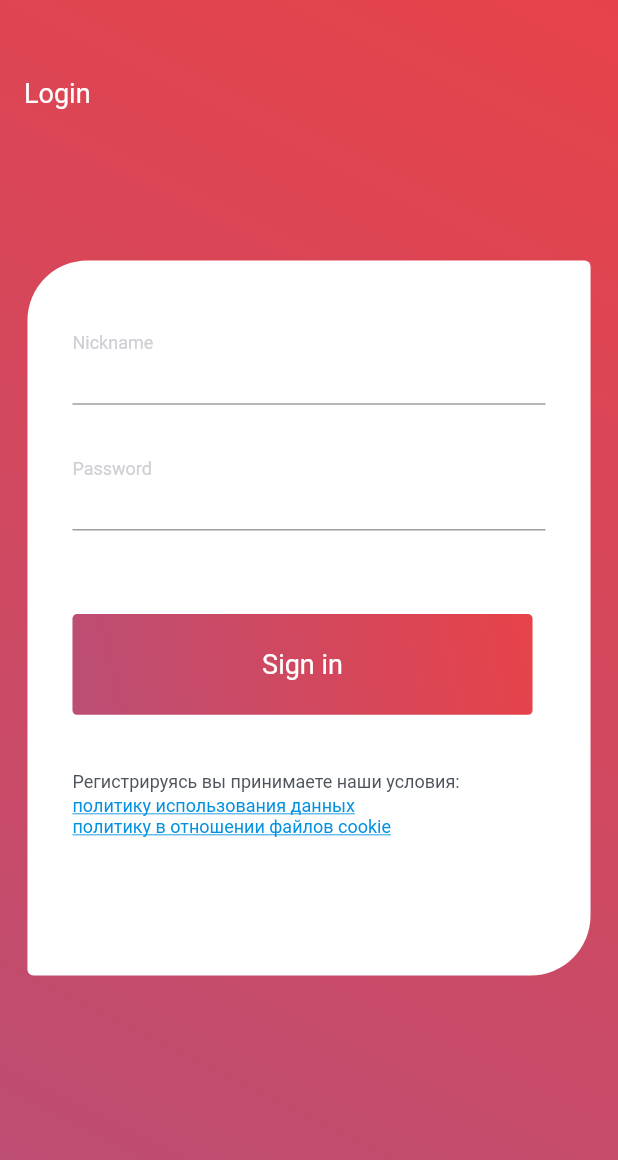
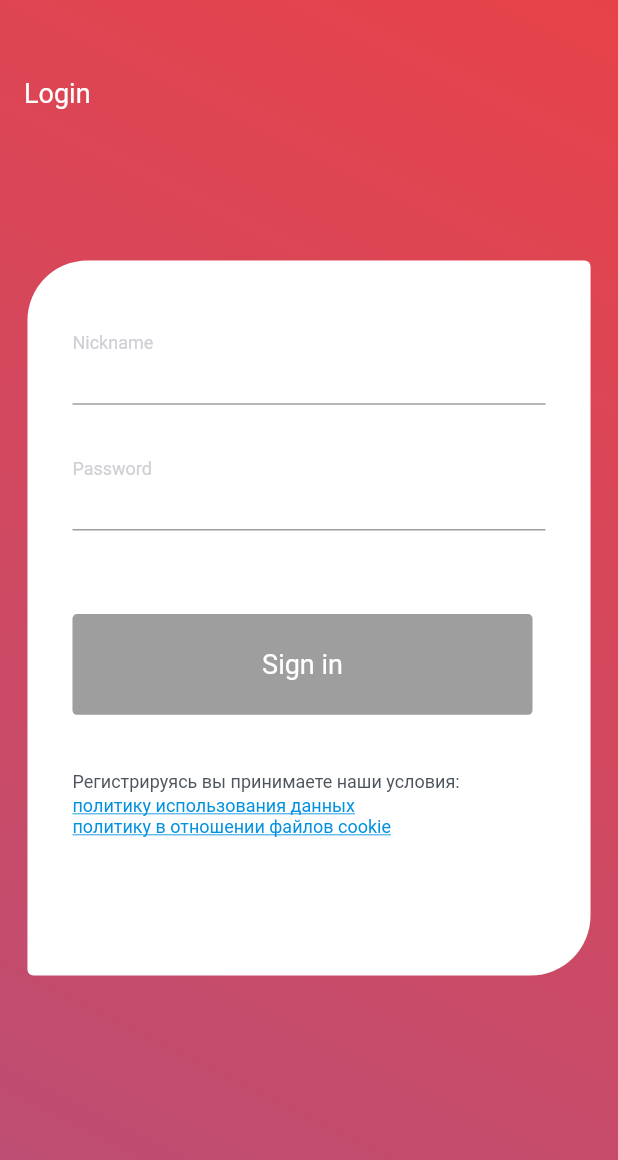
Before and after one commit to nikberX/cryptonTestTask, a Flutter app: the screen it shows after launch, on a phone screen of 412 x 824 dp. Shown: the top 1160 px of the screen. Run offline on Flutter 3.47's test engine with Material 2 defaults, Android fonts, the phone set to English and light mode, and no system bars; our stand-ins replace mobx.

Commit message:
Added gradient button active/inactive states (grey color)

```diff
--- a/lib/screens/sign_up_screen.dart
+++ b/lib/screens/sign_up_screen.dart
@@ -29,12 +29,13 @@
       return;
     };
     setState(() {
+
       isSignInActive = true;
     });
   }
 
-  void _validate(BuildContext context) {
-    if (_loginController.text.isEmpty || _passwordController.text.isEmpty) return;
+  bool _validate() {
+    if (_loginController.text.isEmpty || _passwordController.text.isEmpty) return false;
 
     RegExp loginValidation = RegExp(r"[^A-z_]", caseSensitive: false,); //finds all non-latin and non '_' symbols
                                                                         // if match - login denied
@@ -42,22 +43,29 @@
     var res = loginValidation.firstMatch(_loginController.text);
 
     if (res != null) {
-      return;
+      return false;
     }
 
     bool passwordFailed = ((-1<_passwordController.text.indexOf(' '))||
                            (_passwordController.text.length < 3)||
                            (_passwordController.text.length > 9));
     if (passwordFailed) {
-      return;
+      return false;
     }
 
-    Navigator.of(context).pushReplacement(MaterialPageRoute(builder:
+    return true;
+  }
+
+  void logIn(BuildContext context) {
+
+    if (_validate()) {
+
+      Navigator.of(context).pushReplacement(MaterialPageRoute(builder:
       (_) {
         return MainScreen();
       }
-    ));
-    //print('logged in');
+      ));
+    }
   }
 
   @override
@@ -185,9 +193,11 @@
                               SignInButton(
                                 height: mediaQuery.size.height,
                                 width: mediaQuery.size.width,
-                                onTap: _validate,
+                                onTap: logIn,
                                 isActive: isSignInActive,
                               ),
+
+
                               SizedBox(height: mediaQuery.size.height * 0.046153),
                               Padding(
                                 padding: EdgeInsets.only(bottom: 2),
--- a/lib/widgets/sign_in/gradient_sign_in_button.dart
+++ b/lib/widgets/sign_in/gradient_sign_in_button.dart
@@ -12,31 +12,33 @@
 
   @override
   Widget build(BuildContext context) {
-    return isActive
-    ? DecoratedBox( //custom button to sign in (gradient)
+    return DecoratedBox( //custom button to sign in (gradient)
       decoration: BoxDecoration(
         borderRadius: BorderRadius.all(Radius.circular(3)),
         gradient: LinearGradient(
           begin: Alignment.topRight,
           end: Alignment.bottomLeft,
-          colors: [
+          colors: isActive
+          ? [
             Color(0xFFE74249),
             Color(0xFFBB4E75)
-          ],
-          stops: [0,1],
+          ]
+          : [
+            Colors.grey,
+            Colors.grey
+          ]
         )
       ),
       child: Container(
          width: width * 0.74444,
          height: height * 0.081538,
          //Log in
-          child: ElevatedButton(//InkWell to handle tap
+          child: ElevatedButton(
             style: ButtonStyle(
               backgroundColor: MaterialStateProperty.all<Color>(Colors.transparent),
               shadowColor: MaterialStateProperty.all<Color>(Colors.transparent)
             ),
-            onPressed: () => onTap(context),
-            //splashColor: Color(0xFFE74249),
+            onPressed: isActive ? () {onTap(context);} : null,
             child: Center(
               child: Text(//button label
                 'Sign in',
@@ -52,37 +54,38 @@
         ),
       ),
     )
-    :
-    DecoratedBox( //custom button to sign in (gradient)
-      decoration: BoxDecoration(
-        borderRadius: BorderRadius.all(Radius.circular(3)),
-        gradient: LinearGradient(
-          begin: Alignment.topRight,
-          end: Alignment.bottomLeft,
-          colors: [
-            Color(0xFFE74249),
-            Color(0xFFBB4E75)
-          ],
-          stops: [0,1],
-        )
-      ),
-      child: Container(
-         width: width * 0.74444,
-         height: height * 0.081538,
-         //Log in
-        child: Center(
-          child: Text(//button label
-            'Sign in',
-            style: TextStyle(
-              color: Colors.white,
-              fontSize: 18,
-              fontFamily: 'Roboto',
-              fontWeight: FontWeight.w400,
-              fontStyle: FontStyle.normal,
-            ),
-          ),
-        ),
-      ),
-    );
+    // :
+    // DecoratedBox( //custom button to sign in (gradient)
+    //   decoration: BoxDecoration(
+    //     borderRadius: BorderRadius.all(Radius.circular(3)),
+    //     gradient: LinearGradient(
+    //       begin: Alignment.topRight,
+    //       end: Alignment.bottomLeft,
+    //       colors: [
+    //         Colors.grey,
+    //         Colors.blueGrey
+    //       ],
+    //       stops: [0,1],
+    //     )
+    //   ),
+    //   child: Container(
+    //      width: width * 0.74444,
+    //      height: height * 0.081538,
+    //      //Log in
+    //     child: Center(
+    //       child: Text(//button label
+    //         'Sign in',
+    //         style: TextStyle(
+    //           color: Colors.white,
+    //           fontSize: 18,
+    //           fontFamily: 'Roboto',
+    //           fontWeight: FontWeight.w400,
+    //           fontStyle: FontStyle.normal,
+    //         ),
+    //       ),
+    //     ),
+    //   ),
+    // )
+    ;
   }
 }
```
Also changed, not shown: lib/mobX/news_store.g.dart (added).
